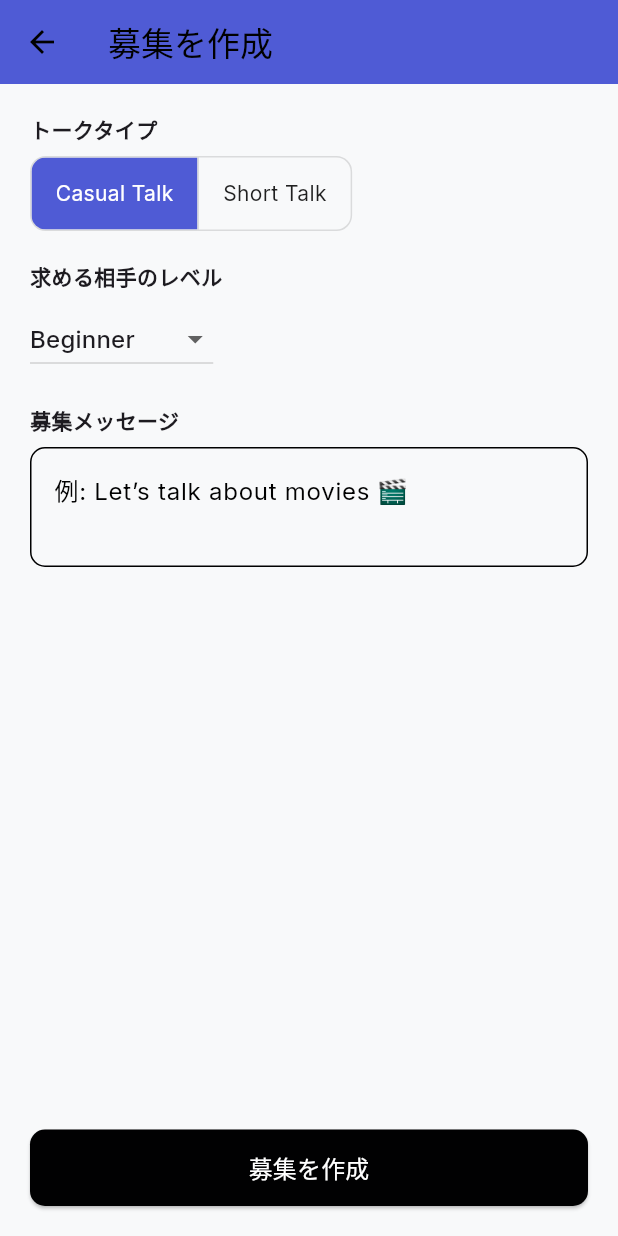
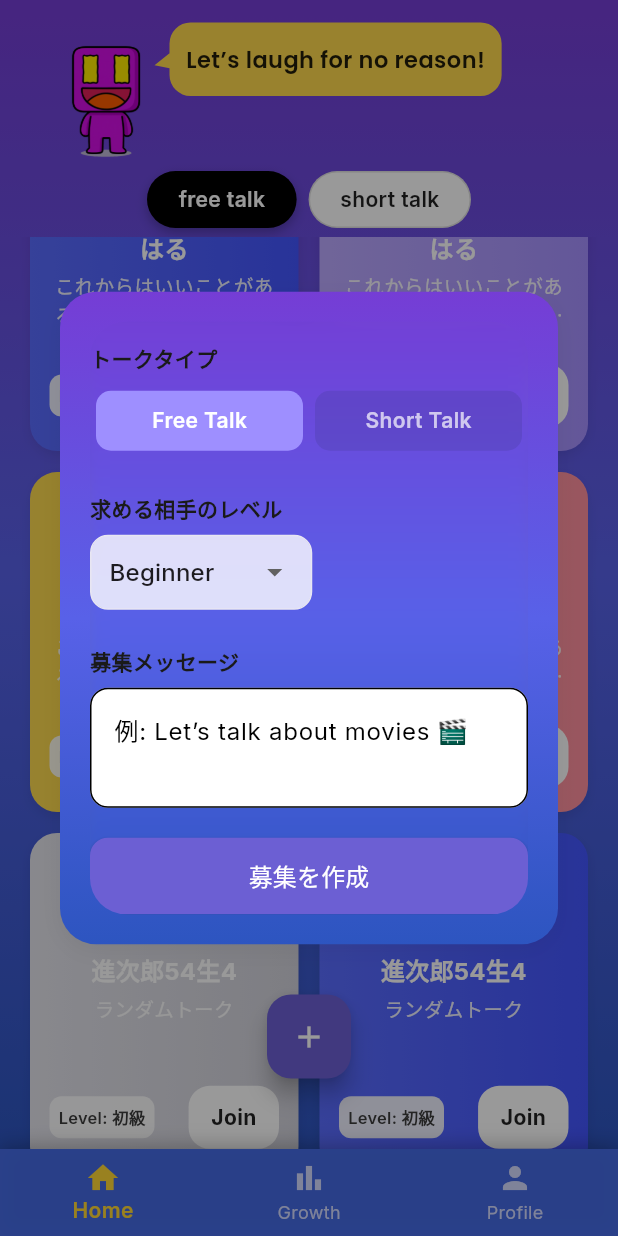
Before and after one commit to joshua20050107-pixel/hozonsuruapuri_english-conversation, a Flutter app: the screen it shows after launch, scrolled down 576 dp, after a tap on the "add" icon, on a phone screen of 412 x 824 dp. Run offline on Flutter 3.47's test engine with Material 3 defaults, Android fonts, the phone set to English and light mode, and no system bars; our stand-ins replace flutter_riverpod, google_fonts.

Commit message:
追加の形作った

```diff
--- /dev/null
+++ b/lib/components/create_talk_modal.dart
@@ -0,0 +1,277 @@
+import 'dart:ui';
+import 'package:flutter/material.dart';
+import 'package:flutter_riverpod/flutter_riverpod.dart';
+import 'package:uuid/uuid.dart';
+import '../providers/talk_provider.dart' as talk;
+import '../providers/user_provider.dart';
+import '../models/talk_model.dart';
+import '../theme/talkin_colors.dart';
+
+class CreateTalkModal extends ConsumerStatefulWidget {
+  const CreateTalkModal({super.key});
+
+  @override
+  ConsumerState<CreateTalkModal> createState() => _CreateTalkModalState();
+}
+
+class _CreateTalkModalState extends ConsumerState<CreateTalkModal> {
+  String _selectedType = 'casual';
+  String _selectedLevel = 'Beginner';
+  final TextEditingController _messageController = TextEditingController();
+
+  void _createTalk() {
+    final userName = ref.read(userNameProvider);
+    final userLevel = ref.read(userLevelProvider);
+
+    final newTalk = Talk(
+      id: const Uuid().v4(),
+      creatorName: userName,
+      creatorLevel: userLevel,
+      message: _messageController.text.trim(),
+      level: _selectedLevel,
+      type: _selectedType,
+      createdAt: DateTime.now(),
+    );
+
+    talk.addTalk(ref, newTalk);
+    Navigator.pop(context);
+  }
+
+  @override
+  Widget build(BuildContext context) {
+    return Center(
+      child: Container(
+        margin: const EdgeInsets.symmetric(horizontal: 24, vertical: 40),
+        padding: const EdgeInsets.all(20),
+        decoration: BoxDecoration(
+          gradient: TalkinColors.titaniumGradient,
+          borderRadius: BorderRadius.circular(24),
+          border: Border.all(color: Colors.transparent, width: 0), // ← 白縁を完全無効化
+          boxShadow: [
+            BoxShadow(
+              color: Colors.black.withOpacity(0.05), // ← 少し弱めにする
+              offset: const Offset(0, 4),
+              blurRadius: 12, // ← 前より小さく
+              spreadRadius: 0, // ← 外に広がらない
+            ),
+          ],
+        ),
+        clipBehavior: Clip.hardEdge, // ← はみ出し描画を防止
+        child: ClipRRect(
+          borderRadius: BorderRadius.circular(24),
+          child: BackdropFilter(
+            filter: ImageFilter.blur(sigmaX: 12, sigmaY: 12),
+            child: Container(
+              color: Colors.white.withOpacity(0.0), // ← 完全透明
+              child: SingleChildScrollView(
+                // 👇ここ以下はそのまま
+                child: Column(
+                  mainAxisSize: MainAxisSize.min,
+                  crossAxisAlignment: CrossAxisAlignment.start,
+                  children: [
+                    const SizedBox(height: 14),
+
+                    // ─────────── タイトル ───────────
+                    Text(
+                      'トークタイプ',
+                      style: TextStyle(
+                        fontWeight: FontWeight.bold,
+                        color: TalkinColors.textPrimary,
+                      ),
+                    ),
+                    const SizedBox(height: 8),
+
+                    // ─────────── トグル ───────────
+                    Container(
+                      decoration: BoxDecoration(
+                        color: Colors.transparent,
+                        borderRadius: BorderRadius.circular(14),
+                      ),
+                      padding: const EdgeInsets.all(4),
+                      child: Row(
+                        mainAxisAlignment: MainAxisAlignment.center,
+                        children: [
+                          // ─────────── Free Talk ───────────
+                          Expanded(
+                            child: GestureDetector(
+                              onTap: () =>
+                                  setState(() => _selectedType = 'casual'),
+                              child: AnimatedContainer(
+                                duration: const Duration(milliseconds: 180),
+                                padding: const EdgeInsets.symmetric(
+                                  vertical: 10,
+                                ),
+                                decoration: BoxDecoration(
+                                  borderRadius: BorderRadius.circular(10),
+                                  color: _selectedType == 'casual'
+                                      ? const Color(
+                                          0xFF9E8FFF,
+                                        ) // 💜 少し深い青紫で光を抑える
+                                      : const Color(
+                                          0xFF483D9E,
+                                        ).withOpacity(0.3),
+                                ),
+                                child: Center(
+                                  child: Text(
+                                    'Free Talk',
+                                    style: TextStyle(
+                                      color: Colors.white.withOpacity(
+                                        _selectedType == 'casual' ? 1 : 0.7,
+                                      ),
+                                      fontWeight: FontWeight.w600,
+                                    ),
+                                  ),
+                                ),
+                              ),
+                            ),
+                          ),
+                          const SizedBox(width: 8),
+
+                          // ─────────── Short Talk ───────────
+                          Expanded(
+                            child: GestureDetector(
+                              onTap: () =>
+                                  setState(() => _selectedType = 'short'),
+                              child: AnimatedContainer(
+                                duration: const Duration(milliseconds: 180),
+                                padding: const EdgeInsets.symmetric(
+                                  vertical: 10,
+                                ),
+                                decoration: BoxDecoration(
+                                  borderRadius: BorderRadius.circular(10),
+                                  color: _selectedType == 'short'
+                                      ? const Color(
+                                          0xFF9E8FFF,
+                                        ) // 💜 少し深い青紫で光を抑える
+                                      : const Color(
+                                          0xFF483D9E,
+                                        ).withOpacity(0.3),
+                                ),
+                                child: Center(
+                                  child: Text(
+                                    'Short Talk',
+                                    style: TextStyle(
+                                      color: Colors.white.withOpacity(
+                                        _selectedType == 'short' ? 1 : 0.7,
+                                      ),
+                                      fontWeight: FontWeight.w600,
+                                    ),
+                                  ),
+                                ),
+                              ),
+                            ),
+                          ),
+                        ],
+                      ),
+                    ),
+
+                    const SizedBox(height: 24),
+
+                    // ─────────── レベル選択 ───────────
+                    Text(
+                      '求める相手のレベル',
+                      style: TextStyle(
+                        fontWeight: FontWeight.bold,
+                        color: TalkinColors.textPrimary,
+                      ),
+                    ),
+                    const SizedBox(height: 8),
+
+                    Container(
+                      padding: const EdgeInsets.symmetric(horizontal: 12),
+                      decoration: BoxDecoration(
+                        borderRadius: BorderRadius.circular(12),
+                        border: Border.all(color: TalkinColors.border),
+                        color: Colors.white.withOpacity(0.8),
+                      ),
+                      child: DropdownButtonHideUnderline(
+                        child: DropdownButton<String>(
+                          value: _selectedLevel,
+                          items: ['Beginner', 'Intermediate', 'Advanced']
+                              .map(
+                                (level) => DropdownMenuItem(
+                                  value: level,
+                                  child: Text(level),
+                                ),
+                              )
+                              .toList(),
+                          onChanged: (value) {
+                            setState(() {
+                              _selectedLevel = value!;
+                            });
+                          },
+                        ),
+                      ),
+                    ),
+
+                    const SizedBox(height: 24),
+
+                    // ─────────── 募集メッセージ ───────────
+                    Text(
+                      '募集メッセージ',
+                      style: TextStyle(
+                        fontWeight: FontWeight.bold,
+                        color: TalkinColors.textPrimary,
+                      ),
+                    ),
+                    const SizedBox(height: 8),
+                    TextField(
+                      controller: _messageController,
+                      decoration: InputDecoration(
+                        hintText: '例: Let’s talk about movies 🎬',
+                        filled: true,
+                        fillColor: Colors.white,
+                        border: OutlineInputBorder(
+                          borderRadius: BorderRadius.circular(12),
+                          borderSide: BorderSide(color: TalkinColors.border),
+                        ),
+                        focusedBorder: OutlineInputBorder(
+                          borderRadius: BorderRadius.circular(12),
+                          borderSide: BorderSide(
+                            color: TalkinColors.accent,
+                            width: 1.5,
+                          ),
+                        ),
+                      ),
+                      maxLines: 2,
+                      maxLength: 40,
+                      buildCounter:
+                          (
+                            _, {
+                            required currentLength,
+                            required isFocused,
+                            maxLength,
+                          }) => null,
+                    ),
+
+                    const SizedBox(height: 20),
+
+                    // ─────────── 投稿ボタン ───────────
+                    SizedBox(
+                      width: double.infinity,
+                      child: ElevatedButton(
+                        onPressed: _createTalk,
+                        style: ElevatedButton.styleFrom(
+                          backgroundColor: TalkinColors.accent,
+                          padding: const EdgeInsets.symmetric(vertical: 14),
+                          shape: RoundedRectangleBorder(
+                            borderRadius: BorderRadius.circular(12),
+                          ),
+                          elevation: 2,
+                        ),
+                        child: const Text(
+                          '募集を作成',
+                          style: TextStyle(fontSize: 16, color: Colors.white),
+                        ),
+                      ),
+                    ),
+                  ],
+                ),
+              ),
+            ),
+          ),
+        ),
+      ),
+    );
+  }
+}
--- a/lib/screens/home_screen.dart
+++ b/lib/screens/home_screen.dart
@@ -4,6 +4,7 @@ import '../components/talk_tabs.dart';
 import '../components/talk_card_grid.dart';
 import '../theme/talkin_colors.dart';
 import 'create_talk_screen.dart';
+import '../components/create_talk_modal.dart';
 
 class HomeScreen extends StatelessWidget {
   const HomeScreen({super.key});
@@ -18,11 +19,57 @@ class HomeScreen extends StatelessWidget {
         child: FloatingActionButton(
           backgroundColor: TalkinColors.accent, // 💜 紫を主役に
           onPressed: () {
-            Navigator.push(
-              context,
-              MaterialPageRoute(builder: (_) => const CreateTalkScreen()),
+            showGeneralDialog(
+              context: context,
+              barrierColor: Colors.black.withOpacity(0.4),
+              barrierDismissible: true, // ← 外タップ許可
+              barrierLabel: "Dismiss",
+              transitionDuration: const Duration(milliseconds: 200),
+
+              // ★ ココを差し替え（Scaffoldをやめる）
+              pageBuilder: (context, animation1, animation2) {
+                return Stack(
+                  children: [
+                    // 画面全体の透明レイヤ（ここをタップで閉じる）
+                    GestureDetector(
+                      behavior: HitTestBehavior.opaque, // ← 下まで確実に届く
+                      onTap: () => Navigator.of(context).pop(), // ← 閉じる
+                      child: const SizedBox.expand(),
+                    ),
+
+                    // ダイアログ本体（サイズは showDialog と同じ余白に）
+                    const Align(
+                      alignment: Alignment.center,
+                      child: Padding(
+                        padding: EdgeInsets.all(16), // ← 前回と同じ insetPadding
+                        child: Material(
+                          type: MaterialType.transparency, // 余計な背景を出さない
+                          child: CreateTalkModal(),
+                        ),
+                      ),
+                    ),
+                  ],
+                );
+              },
+
+              // ここは今のまま（アニメーション）
+              transitionBuilder: (context, anim1, anim2, child) {
+                return FadeTransition(
+                  opacity: CurvedAnimation(
+                    parent: anim1,
+                    curve: Curves.easeOut,
+                  ),
+                  child: ScaleTransition(
+                    scale: Tween<double>(begin: 0.97, end: 1.0).animate(
+                      CurvedAnimation(parent: anim1, curve: Curves.easeOutBack),
+                    ),
+                    child: child,
+                  ),
+                );
+              },
             );
           },
+
           child: const Icon(Icons.add, color: Colors.white),
         ),
       ),
--- a/lib/theme/talkin_colors.dart
+++ b/lib/theme/talkin_colors.dart
@@ -33,10 +33,7 @@ class TalkinColors {
   static final gradients = TalkinPalettes.dreamPop;
 }
 
-// 🎨 --- 他テーマセット（試験用） ---
 class TalkinPalettes {
-  // 🌈 Dream Pop
-  // 🌈 Dream Pop (Optimized)
   static const dreamPop = [
     // 💜 パープル系：背景と馴染みつつ少し光る
     LinearGradient(colors: [Color(0xFFBBA9FF), Color(0xFFA590FF)]),
@@ -64,26 +61,4 @@ class TalkinPalettes {
     // 🔵 ディープブルー：アクセント（上級者・特別カード向け）
     LinearGradient(colors: [Color(0xFF5A6CFF), Color(0xFF4355FF)]),
   ];
-
-  // 💜 Cyber Pastel
-  static const cyberPastel = [
-    LinearGradient(colors: [Color(0xFFA48AFF), Color(0xFF8D70F9)]),
-    LinearGradient(colors: [Color(0xFFB1E4FF), Color(0xFF94D9FF)]),
-    LinearGradient(colors: [Color(0xFFFFC7E3), Color(0xFFFFA7D8)]),
-    LinearGradient(colors: [Color(0xFFFFF3B0), Color(0xFFFFE97A)]),
-    LinearGradient(colors: [Color(0xFFDADCE0), Color(0xFFC6C8CC)]),
-    LinearGradient(colors: [Color(0xFFE0B7F4), Color(0xFFD19FF1)]),
-    LinearGradient(colors: [Color(0xFFA6F6D9), Color(0xFF87EFC5)]),
-  ];
-
-  // 🔥 Vivid Calm
-  static const vividCalm = [
-    LinearGradient(colors: [Color(0xFF7B6EF6), Color(0xFF6354E8)]),
-    LinearGradient(colors: [Color(0xFF9ED8FF), Color(0xFF7CC6FA)]),
-    LinearGradient(colors: [Color(0xFFA8E6CF), Color(0xFF8AD8B8)]),
-    LinearGradient(colors: [Color(0xFFFEE191), Color(0xFFFCD668)]),
-    LinearGradient(colors: [Color(0xFFFFB3BA), Color(0xFFFF8FA3)]),
-    LinearGradient(colors: [Color(0xFFE0E0E0), Color(0xFFCACACA)]),
-    LinearGradient(colors: [Color(0xFF4765FF), Color(0xFF274BFF)]),
-  ];
 }
```
